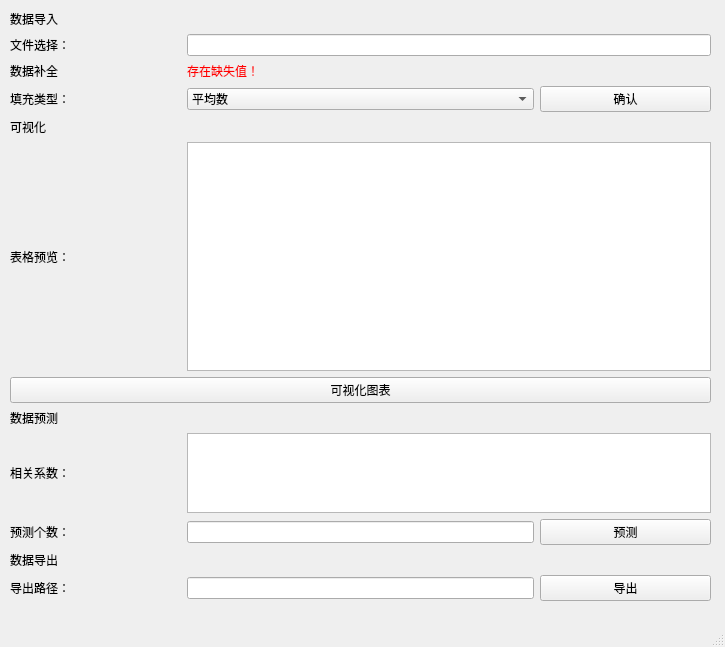
chengyingshe/qt_tools, file gui.ui: the form before one commit.
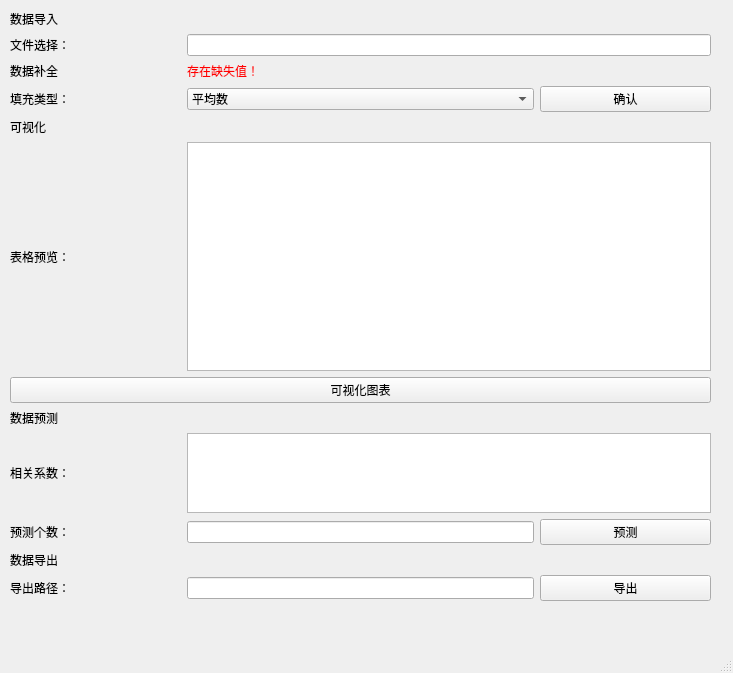
The form after the commit.

```diff
--- a/gui.ui
+++ b/gui.ui
@@ -6,8 +6,8 @@
    <rect>
     <x>0</x>
     <y>0</y>
-    <width>725</width>
-    <height>647</height>
+    <width>733</width>
+    <height>673</height>
    </rect>
   </property>
   <property name="windowTitle">
```
Left out of the diff: 2 changed lines with no effect on the pictures.
